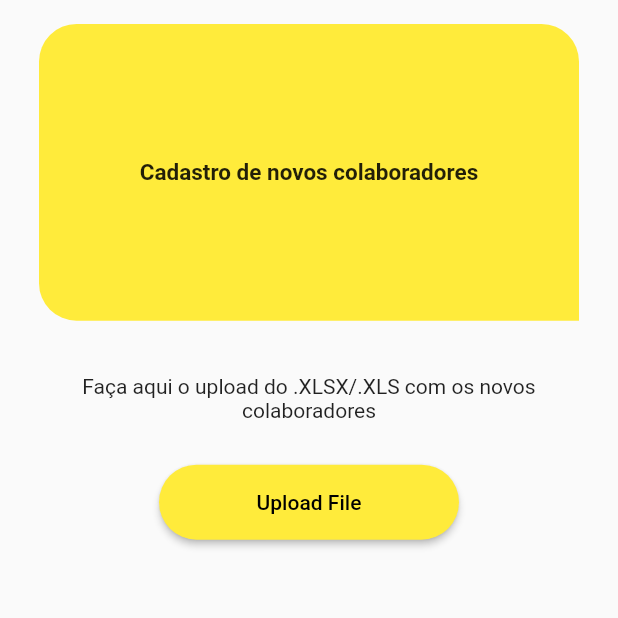
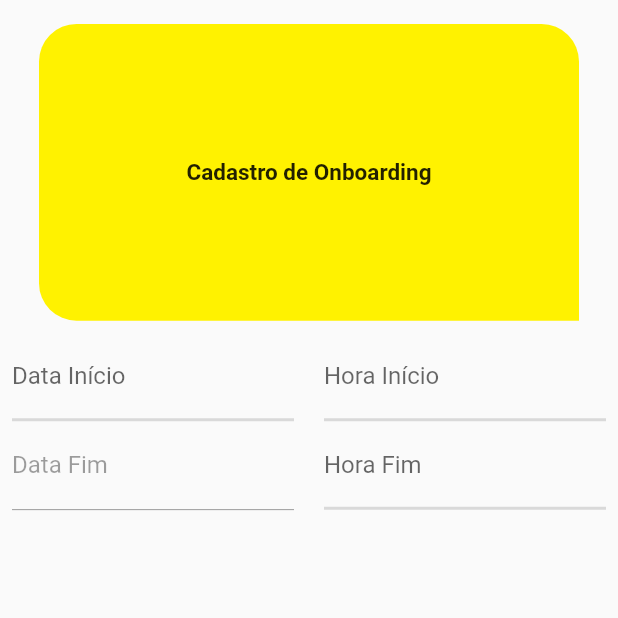
Before and after one commit to FabianoLuiz3103/EuroIntegrate_APP, a Flutter app: the screen it shows after launch, on a phone screen of 412 x 824 dp, the top half of it. Run offline on Flutter 3.47's test engine with Material 3 defaults, Android fonts, the phone set to English and light mode, and no system bars; our stand-ins replace file_picker, flutter_svg, get, mask_text_input_formatter; missing offline and left inert: appinio_video_player, avatar_maker, excel.

Commit message:
Começando tela de cadastro de onboarding

```diff
--- a/lib/components/consts.dart
+++ b/lib/components/consts.dart
@@ -3,7 +3,8 @@ import 'package:intl/intl.dart';
 import 'package:mask_text_input_formatter/mask_text_input_formatter.dart';
 const medidaRaio = Radius.circular(25.0);
 const raio =  BorderRadius.all(medidaRaio);
-const azulEuro = Color(0xFF06065F);
+const azulEuro = Color.fromARGB(255, 0, 72, 142);
+const amareloEuro = Color.fromARGB(255, 255, 242, 0);
 const cinza = Color(0xFFD9D9D9);
 const WidgetStateProperty<Color> botaoAzul = WidgetStatePropertyAll(azulEuro);
 const WidgetStateProperty<OutlinedBorder> radiusBorda = WidgetStatePropertyAll(RoundedRectangleBorder(borderRadius: raio),);
--- a/lib/main.dart
+++ b/lib/main.dart
@@ -1,13 +1,15 @@
 // import 'package:eurointegrate_app/pages/login.dart';
 import 'package:eurointegrate_app/components/consts.dart';
 import 'package:eurointegrate_app/components/main_screen.dart';
+import 'package:eurointegrate_app/pages/admin/cadastro_onboarding.dart';
 import 'package:eurointegrate_app/pages/admin/home_admin.dart';
 import 'package:eurointegrate_app/pages/conquistas_screen.dart';
 import 'package:eurointegrate_app/pages/guia.dart';
 import 'package:eurointegrate_app/pages/login.dart';
 import 'package:eurointegrate_app/pages/video_screen.dart';
-import 'package:eurointegrate_app/upload/bulk_upload.dart';
+import 'package:eurointegrate_app/pages/admin/cadastro_colaboradores.dart';
 import 'package:flutter/material.dart';
+import 'package:flutter_localizations/flutter_localizations.dart';
 
 void main() {
   runApp(const MyApp());
@@ -26,7 +28,16 @@ class MyApp extends StatelessWidget {
         colorScheme: ColorScheme.fromSeed(seedColor: azulEuro),
         useMaterial3: false,
       ),
-      home: const BulkUpload(),
+       localizationsDelegates: const [
+    GlobalMaterialLocalizations.delegate,
+    GlobalWidgetsLocalizations.delegate,
+    GlobalCupertinoLocalizations.delegate,
+  ],
+  supportedLocales: const [
+     Locale('pt', 'BR'), // Português do Brasil
+
+  ],
+      home: const CadastroOnboardingScreen(),
     );
   }
 }
--- a/lib/upload/bulk_upload.dart
+++ b/lib/pages/admin/cadastro_colaboradores.dart
@@ -1,18 +1,19 @@
 import 'dart:io';
+import 'package:eurointegrate_app/components/consts.dart';
 import 'package:file_picker/file_picker.dart';
 import 'package:excel/excel.dart';
 import 'package:flutter/foundation.dart' show kIsWeb;
 import 'package:flutter/material.dart';
 import 'package:intl/intl.dart';
 
-class BulkUpload extends StatefulWidget {
-  const BulkUpload({Key? key}) : super(key: key);
+class CadastroColaboradoresScreen extends StatefulWidget {
+  const CadastroColaboradoresScreen({Key? key}) : super(key: key);
 
   @override
-  State<BulkUpload> createState() => _BulkUploadState();
+  State<CadastroColaboradoresScreen> createState() => _CadastroColaboradoresScreenState();
 }
 
-class _BulkUploadState extends State<BulkUpload> {
+class _CadastroColaboradoresScreenState extends State<CadastroColaboradoresScreen> {
   List<Colaborador> _colaboradores = [];
   String? filePath;
 
@@ -31,7 +32,7 @@ class _BulkUploadState extends State<BulkUpload> {
                   width: MediaQuery.of(context).size.height * 0.95,
                   height: MediaQuery.of(context).size.height * 0.24,
                   decoration: const BoxDecoration(
-                      color: Colors.yellow,
+                      color: amareloEuro,
                       borderRadius: BorderRadius.only(
                           topLeft: Radius.circular(25),
                           topRight: Radius.circular(25),
@@ -65,7 +66,7 @@ class _BulkUploadState extends State<BulkUpload> {
                 ),
                 onPressed: _pickFile,
                 style: ButtonStyle(
-                  backgroundColor: WidgetStatePropertyAll(Colors.yellow),
+                  backgroundColor: WidgetStatePropertyAll(amareloEuro),
                   shape: WidgetStateProperty.all(
                     RoundedRectangleBorder(
                       borderRadius: BorderRadius.circular(30),
--- /dev/null
+++ b/lib/pages/admin/cadastro_onboarding.dart
@@ -0,0 +1,242 @@
+import 'package:eurointegrate_app/components/consts.dart';
+import 'package:flutter/material.dart';
+import 'package:flutter/services.dart';
+import 'package:intl/intl.dart';
+
+class CadastroOnboardingScreen extends StatefulWidget {
+  const CadastroOnboardingScreen({super.key});
+
+  @override
+  State<CadastroOnboardingScreen> createState() =>
+      _CadastroOnboardingScreenState();
+}
+
+class _CadastroOnboardingScreenState extends State<CadastroOnboardingScreen> {
+  final TextEditingController _dataInicio = TextEditingController();
+  final TextEditingController _horaInicio = TextEditingController();
+  final TextEditingController _dataFim = TextEditingController();
+  final TextEditingController _horaFim = TextEditingController();
+  TimeOfDay _selectedTime = TimeOfDay.now();
+
+  @override
+  void dispose() {
+    _dataInicio.dispose();
+    _horaInicio.dispose();
+    _dataFim.dispose();
+    _horaFim.dispose();
+    super.dispose();
+  }
+
+  @override
+  Widget build(BuildContext context) {
+    return Scaffold(
+      body: Padding(
+        padding: const EdgeInsets.all(8.0),
+        child: Column(
+          children: [
+            Center(
+              child: Padding(
+                padding: const EdgeInsets.fromLTRB(18, 8, 18, 8),
+                child: Container(
+                  width: MediaQuery.of(context).size.height * 0.95,
+                  height: MediaQuery.of(context).size.height * 0.24,
+                  decoration: const BoxDecoration(
+                      color: amareloEuro,
+                      borderRadius: BorderRadius.only(
+                          topLeft: Radius.circular(25),
+                          topRight: Radius.circular(25),
+                          bottomLeft: Radius.circular(25))),
+                  child: const Row(
+                    mainAxisAlignment: MainAxisAlignment.center,
+                    children: [
+                      Text(
+                        "Cadastro de Onboarding",
+                        style: TextStyle(
+                            fontSize: 15, fontWeight: FontWeight.w600),
+                      )
+                    ],
+                  ),
+                ),
+              ),
+            ),
+            Row(
+              children: [
+                campoOnboarding(
+                    _dataInicio,
+                    () => _selectDate(
+                          _dataInicio,
+                          firstDate: DateTime.now(),
+                          initialDate: _dataInicio.text.isNotEmpty
+                              ? _toEuaDate(_dataInicio.text)
+                              : DateTime.now(),
+                        ),
+                    'Data Início', true),
+                SizedBox(
+                  width: 20,
+                ),
+                campoOnboarding(_horaInicio,
+                    () => _selectTime(context, _horaInicio), 'Hora Início', true),
+              ],
+            ),
+            Row(
+              children: [
+                campoOnboarding(
+                  _dataFim,
+                  () {
+                    if (_dataInicio.text.isNotEmpty) {
+                      DateTime dataFimInicial = _toEuaDate(_dataInicio.text)
+                          .add(const Duration(days: 2));
+
+                      return _selectDate(
+                        _dataFim,
+                        initialDate: _dataFim.text.isNotEmpty
+                            ? _toEuaDate(_dataFim.text)
+                            : dataFimInicial,
+                        firstDate: dataFimInicial,
+                      );
+                    } else {
+                      return _selectDate(
+                        _dataFim,
+                        initialDate: _dataFim.text.isNotEmpty
+                            ? _toEuaDate(_dataFim.text)
+                            : DateTime.now(),
+                        firstDate: DateTime.now(),
+                      );
+                    }
+                  },
+                  'Data Fim', _dataInicio.text.isNotEmpty
+                ),
+                SizedBox(
+                  width: 20,
+                ),
+                campoOnboarding(
+                    _horaFim, () => _selectTime(context, _horaFim), 'Hora Fim', true),
+              ],
+            ),
+            Text(_dataInicio.text),
+            Text(_dataFim.text),
+            Text(_horaInicio.text),
+            Text(_horaFim.text)
+          ],
+        ),
+      ),
+    );
+  }
+
+  Future<void> _selectDate(
+    TextEditingController data, {
+    required DateTime initialDate,
+    required DateTime firstDate, // Adicionar o parâmetro firstDate
+  }) async {
+    DateTime? _selected = await showDatePicker(
+      context: context,
+      firstDate: firstDate,
+      lastDate: DateTime(2030),
+      initialDate: initialDate,
+      locale: const Locale('pt', 'BR'),
+      builder: (BuildContext context, Widget? child) {
+        return Theme(
+          data: Theme.of(context).copyWith(
+            colorScheme: const ColorScheme.light(
+              primary: amareloEuro,
+              onPrimary: azulEuro,
+              onSurface: azulEuro,
+            ),
+            textButtonTheme: TextButtonThemeData(
+              style: TextButton.styleFrom(
+                foregroundColor: azulEuro,
+              ),
+            ),
+            dialogBackgroundColor: Colors.white,
+            datePickerTheme: const DatePickerThemeData(
+                todayBorder: BorderSide(
+                  color: azulEuro, // Define a cor da borda do dia atual
+                  width: 2, // Define a espessura da borda
+                ),
+                shadowColor: azulEuro),
+          ),
+          child: child!,
+        );
+      },
+    );
+
+    if (_selected != null) {
+      setState(() {
+        String formattedDate = DateFormat('dd/MM/yyyy').format(_selected);
+        data.text = formattedDate;
+      });
+    }
+  }
+
+  Future<void> _selectTime(
+      BuildContext context, TextEditingController hora) async {
+    TimeOfDay? selectedTime = await showTimePicker(
+      context: context,
+      initialTime: _selectedTime,
+      builder: (BuildContext context, Widget? child) {
+        return Theme(
+          data: Theme.of(context).copyWith(
+            primaryColor: azulEuro,
+            buttonTheme:
+                const ButtonThemeData(textTheme: ButtonTextTheme.primary),
+            timePickerTheme: const TimePickerThemeData(
+              dialBackgroundColor: Colors.white,
+              dialHandColor: azulEuro,
+              hourMinuteTextColor: azulEuro,
+              dayPeriodTextColor: azulEuro,
+            ),
+          ),
+          child: child!,
+        );
+      },
+    );
+
+    if (selectedTime != null && selectedTime != _selectedTime) {
+      setState(() {
+        _selectedTime = selectedTime;
+        hora.text = _formatTimeOfDay(_selectedTime);
+      });
+    }
+  }
+
+  String _formatTimeOfDay(TimeOfDay time) {
+    final now = DateTime.now();
+    final formattedTime = DateFormat('HH:mm')
+        .format(DateTime(now.year, now.month, now.day, time.hour, time.minute));
+    return formattedTime;
+  }
+}
+
+DateTime _toEuaDate(String data) {
+  return DateFormat('dd/MM/yyyy').parse(data);
+}
+
+String _toBrDate(DateTime date) {
+  return DateFormat('dd/MM/yyyy').format(date);
+}
+
+Widget campoOnboarding(TextEditingController textController,
+    Future<void> Function() funcao, String label, bool isEnable) {
+  return Expanded(
+    child: TextField(
+      controller: textController,
+      keyboardType: TextInputType.datetime,
+      readOnly: true,
+      enabled: isEnable,
+      onTap: () async {
+        await funcao(); // Chama a função e aguarda sua conclusão
+      },
+      decoration: InputDecoration(
+        labelText: label,
+        enabledBorder: UnderlineInputBorder(
+          borderSide: BorderSide(
+              color: cinza, width: 2.0), // Cor da linha quando não está focado
+        ),
+        focusedBorder: UnderlineInputBorder(
+          borderSide: BorderSide(
+              color: azulEuro, width: 2.0), // Cor da linha quando está focado
+        ),
+      ),
+    ),
+  );
+}
```
Also changed, not shown: lib/pages/login.dart (+8 -0 lines).
